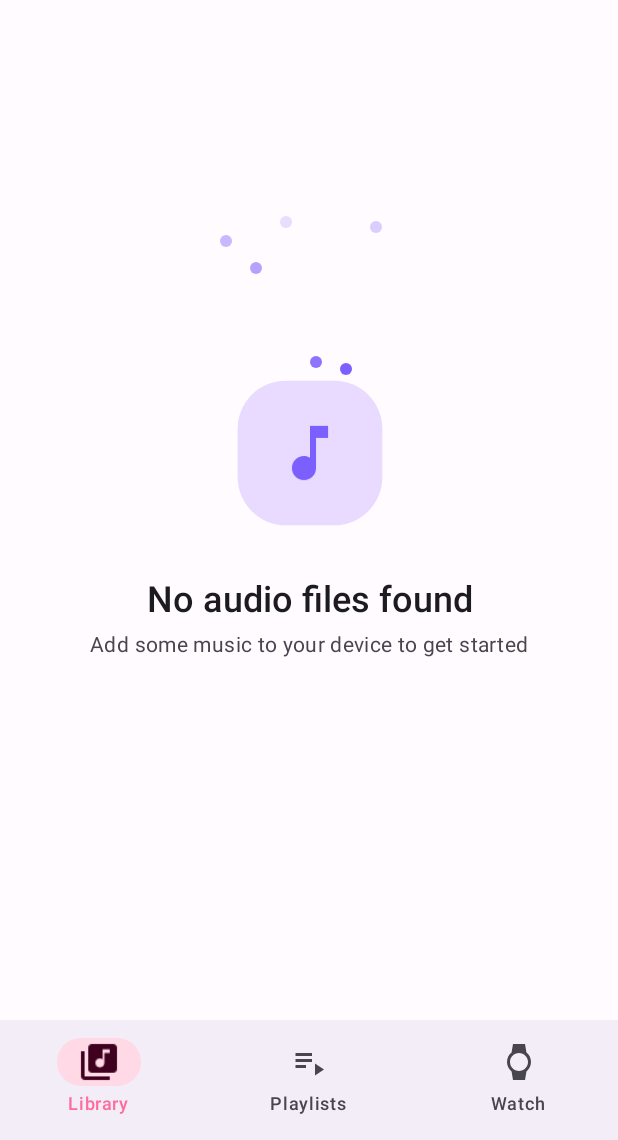
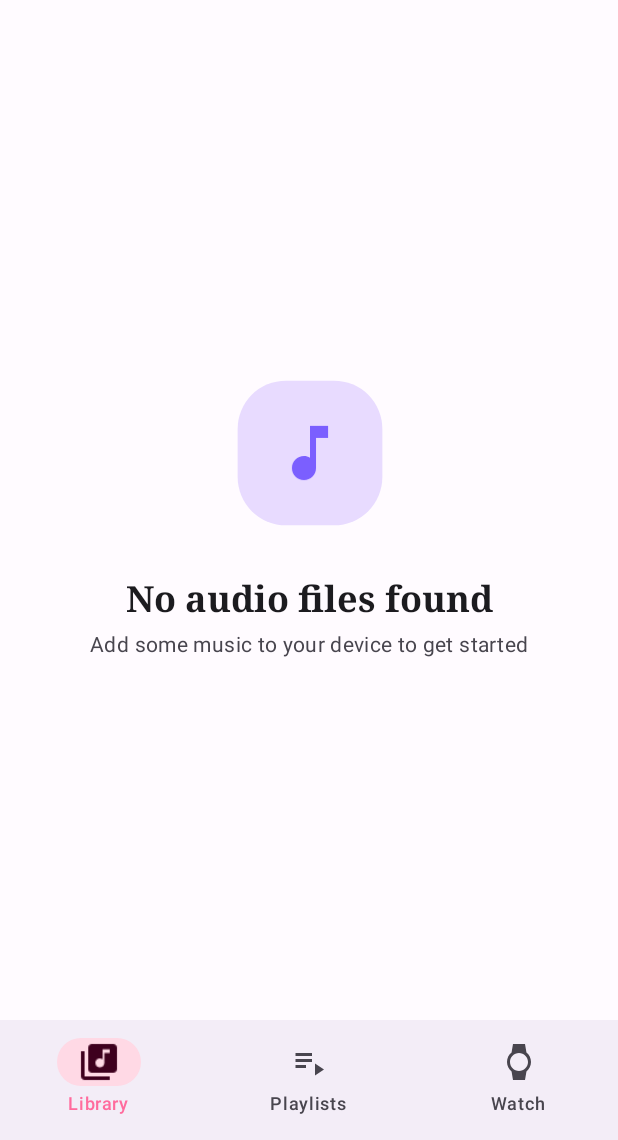
Before and after one commit to EthanCoderPenguin2012/PixelMP3, an Android app built with Jetpack Compose: the screen it shows after launch (MainActivity), on a phone screen of 412 x 824 dp, the part 96-1236 px from its top. Run offline under Robolectric (Android 15) with nearby library versions, the light colour scheme and no system bars; 3 statements that could not run were skipped.

Commit message:
Update dependencies and enhance UI components for improved performance and design consistency

```diff
--- a/mobile/build.gradle.kts
+++ b/mobile/build.gradle.kts
@@ -70,8 +70,9 @@ dependencies {
     implementation("androidx.compose.ui:ui")
     implementation("androidx.compose.ui:ui-graphics")
     implementation("androidx.compose.ui:ui-tooling-preview")
-    implementation("androidx.compose.material3:material3:1.2.0")
+    implementation("androidx.compose.material3:material3:1.3.0-beta01")
     implementation("androidx.compose.material:material-icons-extended")
+    implementation("androidx.graphics:graphics-shapes:1.0.1")
 
     // Media
     implementation("androidx.media:media:1.7.0")
--- a/mobile/src/main/java/com/pixelmp3/mobile/ui/animations/AnimationSpec.kt
+++ b/mobile/src/main/java/com/pixelmp3/mobile/ui/animations/AnimationSpec.kt
@@ -14,7 +14,7 @@ object AnimationSpec {
      * Bouncy spring animation for UI elements
      */
     val bouncySpring = spring<Float>(
-        dampingRatio = Spring.DampingRatioMediumBouncy,
+        dampingRatio = Spring.DampingRatioHighBouncy,
         stiffness = Spring.StiffnessLow
     )
 
@@ -30,8 +30,8 @@ object AnimationSpec {
      * Fast bouncy spring for interactive elements
      */
     val fastBouncySpring = spring<Float>(
-        dampingRatio = Spring.DampingRatioMediumBouncy,
-        stiffness = Spring.StiffnessMediumLow
+        dampingRatio = Spring.DampingRatioHighBouncy,
+        stiffness = Spring.StiffnessMedium
     )
 
     /**
@@ -106,7 +106,7 @@ object AnimationSpec {
      * Spring-based Dp animation spec
      */
     fun bouncyDpSpring() = spring<Dp>(
-        dampingRatio = Spring.DampingRatioMediumBouncy,
+        dampingRatio = Spring.DampingRatioHighBouncy,
         stiffness = Spring.StiffnessLow
     )
 
--- a/mobile/src/main/java/com/pixelmp3/mobile/ui/components/NowPlayingBar.kt
+++ b/mobile/src/main/java/com/pixelmp3/mobile/ui/components/NowPlayingBar.kt
@@ -40,7 +40,6 @@ fun NowPlayingBar(
     onPlayPauseClick: () -> Unit,
     onNextClick: () -> Unit,
     onPreviousClick: () -> Unit,
-    onSeek: (Long) -> Unit,
     onExpandClick: () -> Unit,
     modifier: Modifier = Modifier
 ) {
@@ -68,7 +67,6 @@ fun NowPlayingBar(
                 onPlayPauseClick = onPlayPauseClick,
                 onNextClick = onNextClick,
                 onPreviousClick = onPreviousClick,
-                onSeek = onSeek,
                 onExpandClick = onExpandClick
             )
         }
@@ -83,7 +81,6 @@ private fun NowPlayingBarContent(
     onPlayPauseClick: () -> Unit,
     onNextClick: () -> Unit,
     onPreviousClick: () -> Unit,
-    onSeek: (Long) -> Unit,
     onExpandClick: () -> Unit
 ) {
     // Animated gradient background
--- a/mobile/src/main/java/com/pixelmp3/mobile/ui/theme/Shape.kt
+++ b/mobile/src/main/java/com/pixelmp3/mobile/ui/theme/Shape.kt
@@ -1,15 +1,14 @@
 package com.pixelmp3.mobile.ui.theme
 
+import androidx.compose.foundation.shape.CutCornerShape
 import androidx.compose.foundation.shape.RoundedCornerShape
 import androidx.compose.material3.Shapes
 import androidx.compose.ui.unit.dp
 
-/**
- * Expressive shapes with more pronounced rounded corners
- */
+// Expressive Material 3 shapes with a more playful and dynamic feel
 val ExpressiveShapes = Shapes(
-    extraSmall = RoundedCornerShape(8.dp),
-    small = RoundedCornerShape(12.dp),
+    extraSmall = CutCornerShape(topStart = 8.dp, bottomEnd = 8.dp),
+    small = CutCornerShape(topStart = 12.dp, bottomEnd = 12.dp),
     medium = RoundedCornerShape(16.dp),
     large = RoundedCornerShape(24.dp),
     extraLarge = RoundedCornerShape(32.dp)
--- a/mobile/src/main/java/com/pixelmp3/mobile/ui/theme/Typography.kt
+++ b/mobile/src/main/java/com/pixelmp3/mobile/ui/theme/Typography.kt
@@ -2,110 +2,115 @@ package com.pixelmp3.mobile.ui.theme
 
 import androidx.compose.material3.Typography
 import androidx.compose.ui.text.TextStyle
+import androidx.compose.ui.text.font.FontFamily
 import androidx.compose.ui.text.font.FontWeight
 import androidx.compose.ui.unit.sp
 
-/**
- * Expressive typography with enhanced font sizes and weights
- */
+// Expressive Material 3 typography with a more playful and dynamic feel
 val ExpressiveTypography = Typography(
-    // Display styles - largest, most impactful
     displayLarge = TextStyle(
-        fontWeight = FontWeight.Bold,
+        fontFamily = FontFamily.Cursive,
+        fontWeight = FontWeight.W900,
         fontSize = 57.sp,
         lineHeight = 64.sp,
-        letterSpacing = (-0.25).sp
+        letterSpacing = (-0.25).sp,
     ),
     displayMedium = TextStyle(
-        fontWeight = FontWeight.Bold,
+        fontFamily = FontFamily.Cursive,
+        fontWeight = FontWeight.W800,
         fontSize = 45.sp,
         lineHeight = 52.sp,
-        letterSpacing = 0.sp
+        letterSpacing = 0.sp,
     ),
     displaySmall = TextStyle(
-        fontWeight = FontWeight.SemiBold,
+        fontFamily = FontFamily.Cursive,
+        fontWeight = FontWeight.W700,
         fontSize = 36.sp,
         lineHeight = 44.sp,
-        letterSpacing = 0.sp
+        letterSpacing = 0.sp,
     ),
-
-    // Headline styles - for screen titles and important content
     headlineLarge = TextStyle(
-        fontWeight = FontWeight.Bold,
+        fontFamily = FontFamily.Serif,
+        fontWeight = FontWeight.W600,
         fontSize = 32.sp,
         lineHeight = 40.sp,
-        letterSpacing = 0.sp
+        letterSpacing = 0.sp,
     ),
     headlineMedium = TextStyle(
-        fontWeight = FontWeight.Bold,
+        fontFamily = FontFamily.Serif,
+        fontWeight = FontWeight.W600,
         fontSize = 28.sp,
         lineHeight = 36.sp,
-        letterSpacing = 0.sp
+        letterSpacing = 0.sp,
     ),
     headlineSmall = TextStyle(
-        fontWeight = FontWeight.SemiBold,
+        fontFamily = FontFamily.Serif,
+        fontWeight = FontWeight.W600,
         fontSize = 24.sp,
         lineHeight = 32.sp,
-        letterSpacing = 0.sp
+        letterSpacing = 0.sp,
     ),
-
-    // Title styles - for card titles and section headers
     titleLarge = TextStyle(
+        fontFamily = FontFamily.Default,
         fontWeight = FontWeight.Bold,
         fontSize = 22.sp,
         lineHeight = 28.sp,
-        letterSpacing = 0.sp
+        letterSpacing = 0.sp,
     ),
     titleMedium = TextStyle(
-        fontWeight = FontWeight.SemiBold,
+        fontFamily = FontFamily.Default,
+        fontWeight = FontWeight.Bold,
         fontSize = 16.sp,
         lineHeight = 24.sp,
-        letterSpacing = 0.15.sp
+        letterSpacing = 0.15.sp,
     ),
     titleSmall = TextStyle(
+        fontFamily = FontFamily.Default,
         fontWeight = FontWeight.Medium,
         fontSize = 14.sp,
         lineHeight = 20.sp,
-        letterSpacing = 0.1.sp
+        letterSpacing = 0.1.sp,
     ),
-
-    // Body styles - for main content
     bodyLarge = TextStyle(
+        fontFamily = FontFamily.Default,
         fontWeight = FontWeight.Normal,
         fontSize = 16.sp,
         lineHeight = 24.sp,
-        letterSpacing = 0.5.sp
+        letterSpacing = 0.5.sp,
     ),
     bodyMedium = TextStyle(
+        fontFamily = FontFamily.Default,
         fontWeight = FontWeight.Normal,
         fontSize = 14.sp,
         lineHeight = 20.sp,
-        letterSpacing = 0.25.sp
+        letterSpacing = 0.25.sp,
     ),
     bodySmall = TextStyle(
+        fontFamily = FontFamily.Default,
         fontWeight = FontWeight.Normal,
         fontSize = 12.sp,
         lineHeight = 16.sp,
-        letterSpacing = 0.4.sp
+        letterSpacing = 0.4.sp,
     ),
-
-    // Label styles - for buttons and small labels
     labelLarge = TextStyle(
-        fontWeight = FontWeight.SemiBold,
+        fontFamily = FontFamily.Default,
+        fontWeight = FontWeight.Medium,
         fontSize = 14.sp,
         lineHeight = 20.sp,
-        letterSpacing = 0.1.sp
+        letterSpacing = 0.1.sp,
     ),
     labelMedium = TextStyle(
-        fontWeight = FontWeight.Medium,
+        fontFamily = FontFamily.Default,
+        fontWeight =  FontWeight.Medium,
         fontSize = 12.sp,
         lineHeight = 16.sp,
-        letterSpacing = 0.5.sp
+        letterSpacing = 0.5.sp,
     ),
     labelSmall = TextStyle(
+        fontFamily = FontFamily.Default,
         fontWeight = FontWeight.Medium,
         fontSize = 11.sp,
         lineHeight = 16.sp,
-        letterSpacing = 0.5.sp
+        letterSpacing = 0.5.sp,
     )
 )
```
Also changed, not shown: mobile/src/main/java/com/pixelmp3/mobile/ui/PixelMP3App.kt (+8 -71 lines), mobile/src/main/java/com/pixelmp3/mobile/ui/animations/AnimatedComponents.kt (+7 -1 lines), mobile/src/main/java/com/pixelmp3/mobile/ui/animations/ShapeMorph.kt (added, +64 -0 lines), mobile/src/main/java/com/pixelmp3/mobile/ui/components/ExpressiveComponents.kt (+7 -5 lines), wear/build.gradle.kts (+3 -4 lines), wear/src/main/java/com/pixelmp3/wear/ui/WearApp.kt (+35 -22 lines), wear/src/main/java/com/pixelmp3/wear/ui/theme/Theme.kt (added, +15 -0 lines), wear/src/main/java/com/pixelmp3/wear/ui/theme/Typography.kt (added, +71 -0 lines).
